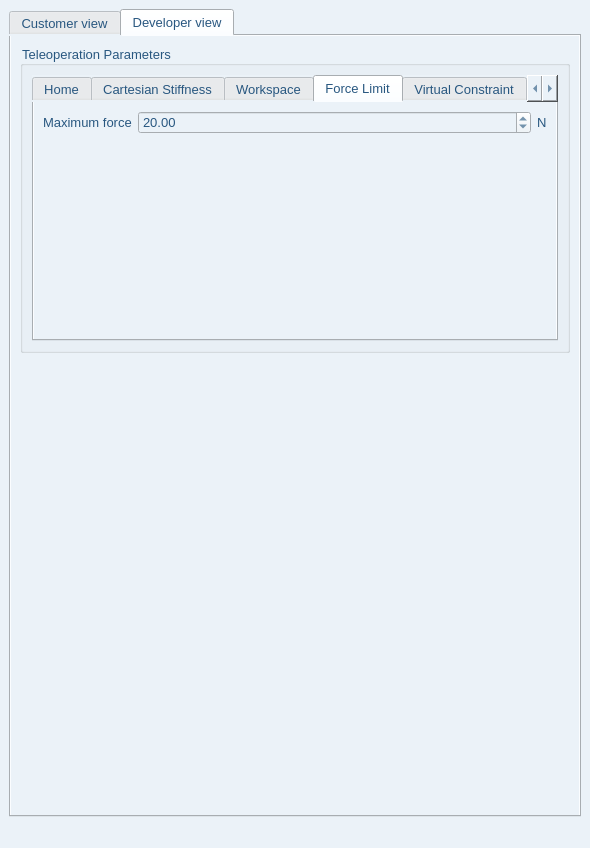
This is src/gui/mainwindow.ui in FlexivSingapore/spacemouse_teleoperation as Qt 5 draws it before an edit. The edited form follows.
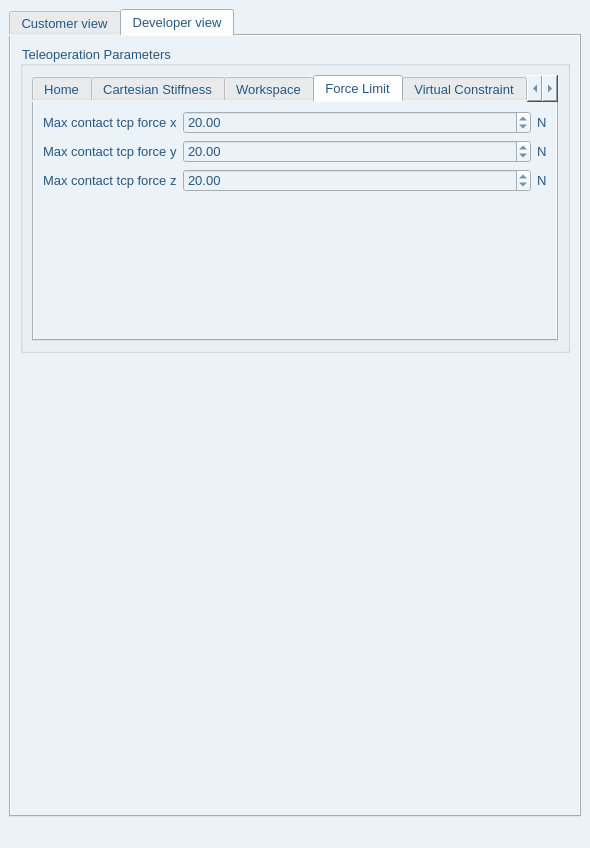
This is the edited form. The open tabs and pages were chosen to show the change.

Diff of the .ui file:
```diff
--- a/src/gui/mainwindow.ui
+++ b/src/gui/mainwindow.ui
@@ -794,45 +794,6 @@
                <string>Force Limit</string>
               </attribute>
               <layout class="QGridLayout" name="gridLayout_7">
-               <item row="0" column="1">
-                <widget class="QDoubleSpinBox" name="maxForceNorm_doubleSpinBox">
-                 <property name="sizePolicy">
-                  <sizepolicy hsizetype="Expanding" vsizetype="Fixed">
-                   <horstretch>0</horstretch>
-                   <verstretch>0</verstretch>
-                  </sizepolicy>
-                 </property>
-                 <property name="minimum">
-                  <double>5.000000000000000</double>
-                 </property>
-                 <property name="maximum">
-                  <double>30.000000000000000</double>
-                 </property>
-                 <property name="value">
-                  <double>20.000000000000000</double>
-                 </property>
-                </widget>
-               </item>
-               <item row="0" column="0">
-                <widget class="QLabel" name="label_20">
-                 <property name="text">
-                  <string>Maximum force</string>
-                 </property>
-                </widget>
-               </item>
-               <item row="1" column="0">
-                <spacer name="verticalSpacer_4">
-                 <property name="orientation">
-                  <enum>Qt::Vertical</enum>
-                 </property>
-                 <property name="sizeHint" stdset="0">
-                  <size>
-                   <width>20</width>
-                   <height>40</height>
-                  </size>
-                 </property>
-                </spacer>
-               </item>
                <item row="0" column="2">
                 <widget class="QLabel" name="label_21">
                  <property name="text">
@@ -840,6 +801,111 @@
                  </property>
                 </widget>
                </item>
+               <item row="1" column="0">
+                <widget class="QLabel" name="label_31">
+                 <property name="text">
+                  <string>Max contact tcp force y</string>
+                 </property>
+                </widget>
+               </item>
+               <item row="1" column="1">
+                <widget class="QDoubleSpinBox" name="max_tcp_force_y_doubleSpinBox">
+                 <property name="sizePolicy">
+                  <sizepolicy hsizetype="Expanding" vsizetype="Fixed">
+                   <horstretch>0</horstretch>
+                   <verstretch>0</verstretch>
+                  </sizepolicy>
+                 </property>
+                 <property name="minimum">
+                  <double>5.000000000000000</double>
+                 </property>
+                 <property name="maximum">
+                  <double>30.000000000000000</double>
+                 </property>
+                 <property name="value">
+                  <double>20.000000000000000</double>
+                 </property>
+                </widget>
+               </item>
+               <item row="3" column="0">
+                <spacer name="verticalSpacer_4">
+                 <property name="orientation">
+                  <enum>Qt::Vertical</enum>
+                 </property>
+                 <property name="sizeHint" stdset="0">
+                  <size>
+                   <width>20</width>
+                   <height>40</height>
+                  </size>
+                 </property>
+                </spacer>
+               </item>
+               <item row="1" column="2">
+                <widget class="QLabel" name="label_32">
+                 <property name="text">
+                  <string>N</string>
+                 </property>
+                </widget>
+               </item>
+               <item row="0" column="1">
+                <widget class="QDoubleSpinBox" name="max_tcp_force_x_doubleSpinBox">
+                 <property name="sizePolicy">
+                  <sizepolicy hsizetype="Expanding" vsizetype="Fixed">
+                   <horstretch>0</horstretch>
+                   <verstretch>0</verstretch>
+                  </sizepolicy>
+                 </property>
+                 <property name="minimum">
+                  <double>5.000000000000000</double>
+                 </property>
+                 <property name="maximum">
+                  <double>30.000000000000000</double>
+                 </property>
+                 <property name="value">
+                  <double>20.000000000000000</double>
+                 </property>
+                </widget>
+               </item>
+               <item row="0" column="0">
+                <widget class="QLabel" name="label_20">
+                 <property name="text">
+                  <string>Max contact tcp force x</string>
+                 </property>
+                </widget>
+               </item>
+               <item row="2" column="0">
+                <widget class="QLabel" name="label_33">
+                 <property name="text">
+                  <string>Max contact tcp force z</string>
+                 </property>
+                </widget>
+               </item>
+               <item row="2" column="1">
+                <widget class="QDoubleSpinBox" name="max_tcp_force_z_doubleSpinBox">
+                 <property name="sizePolicy">
+                  <sizepolicy hsizetype="Expanding" vsizetype="Fixed">
+                   <horstretch>0</horstretch>
+                   <verstretch>0</verstretch>
+                  </sizepolicy>
+                 </property>
+                 <property name="minimum">
+                  <double>5.000000000000000</double>
+                 </property>
+                 <property name="maximum">
+                  <double>30.000000000000000</double>
+                 </property>
+                 <property name="value">
+                  <double>20.000000000000000</double>
+                 </property>
+                </widget>
+               </item>
+               <item row="2" column="2">
+                <widget class="QLabel" name="label_34">
+                 <property name="text">
+                  <string>N</string>
+                 </property>
+                </widget>
+               </item>
               </layout>
              </widget>
              <widget class="QWidget" name="tab_2">
```
Left out of the diff: 20 changed lines with no effect on the pictures.
